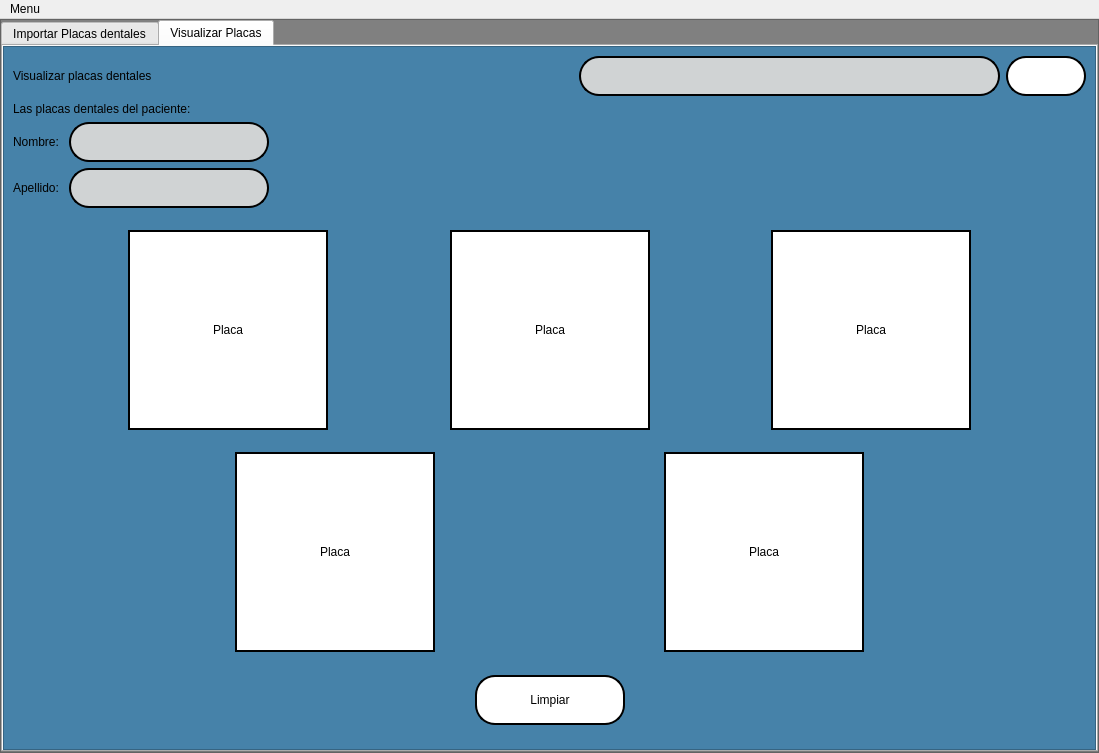
Reinaldito04/App-Consultas-y-Historias-Medicas, file interfaces/placas.ui: the form before one commit.
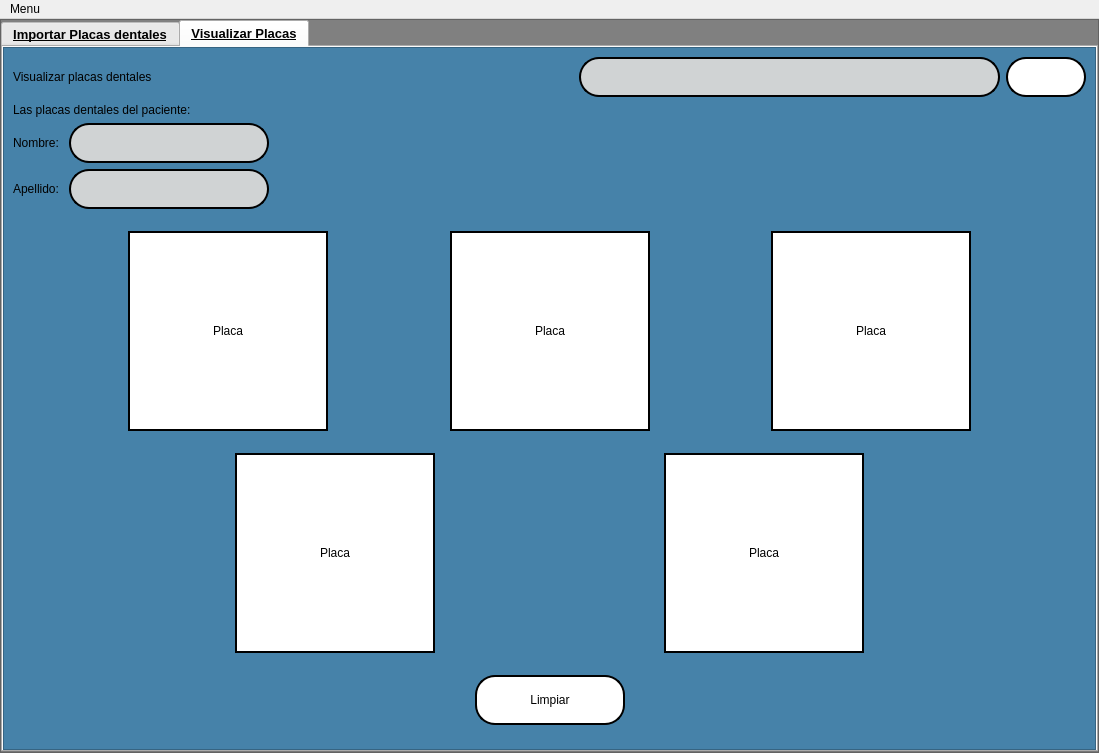
The form after the commit. Icons and pictures are not drawn.

Commit message: Cambios viauslaires de UI que no subi ayer

```diff
--- a/interfaces/placas.ui
+++ b/interfaces/placas.ui
@@ -61,6 +61,14 @@
        </property>
        <item>
         <widget class="QTabWidget" name="tabWidget">
+         <property name="font">
+          <font>
+           <pointsize>10</pointsize>
+           <weight>75</weight>
+           <bold>true</bold>
+           <underline>true</underline>
+          </font>
+         </property>
          <property name="currentIndex">
           <number>1</number>
          </property>
```
The commit also changes 5 other files.
